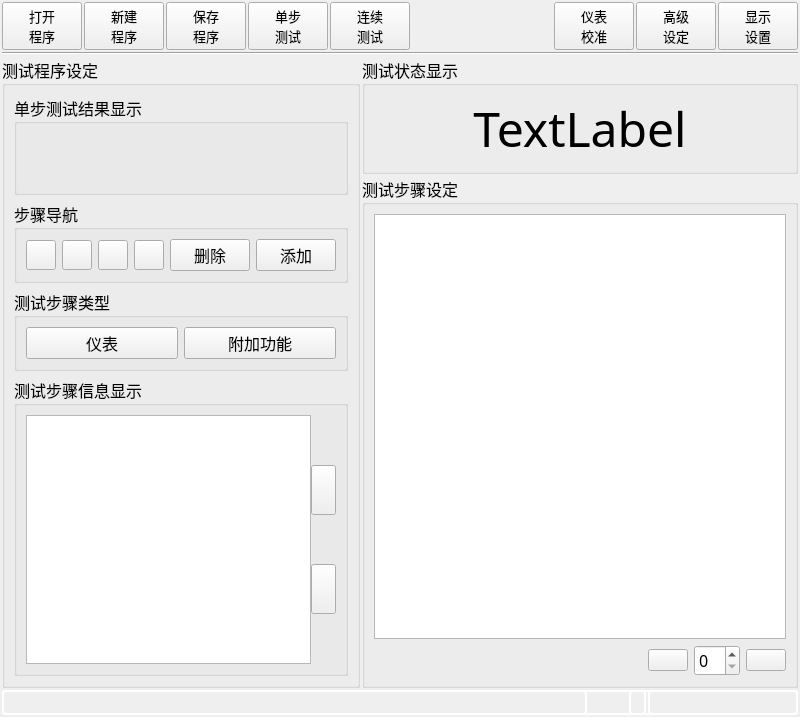
caicaiking/WKEFactoryView2014, file MeterMode/clsMeterMode.ui: the form before one commit.
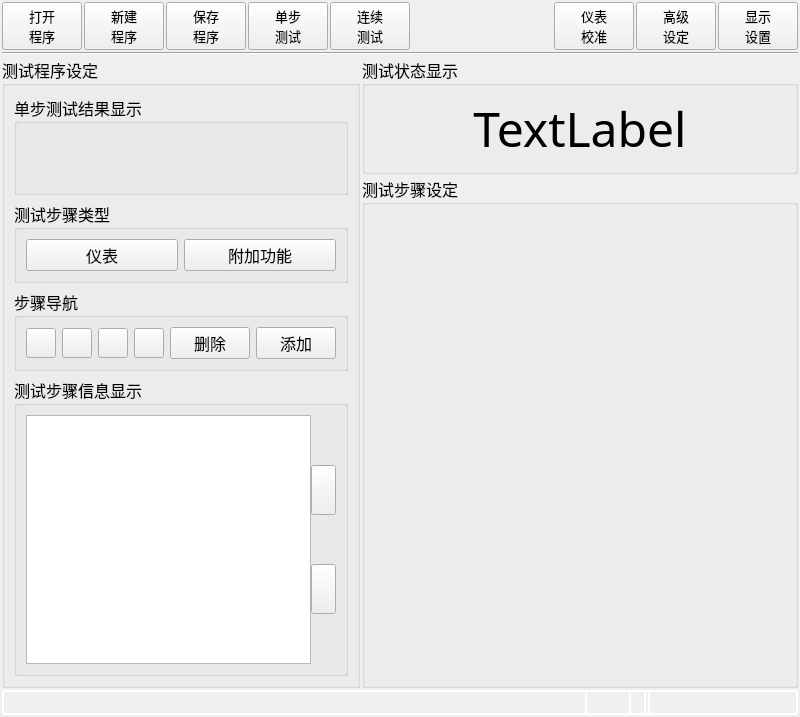
The form after the commit. Icons and pictures are not drawn. Custom widgets are drawn as their Qt base class.

Commit message: 修改了Meter Mode的显示

```diff
--- a/MeterMode/clsMeterMode.ui
+++ b/MeterMode/clsMeterMode.ui
@@ -430,6 +430,59 @@
            </layout>
           </widget>
          </item>
+         <item>
+          <widget class="QGroupBox" name="groupBox_6">
+           <property name="font">
+            <font>
+             <family>楷体</family>
+             <pointsize>12</pointsize>
+            </font>
+           </property>
+           <property name="title">
+            <string>测试步骤类型</string>
+           </property>
+           <layout class="QHBoxLayout" name="horizontalLayout_5">
+            <item>
+             <widget class="QPushButton" name="btnMeter">
+              <property name="minimumSize">
+               <size>
+                <width>0</width>
+                <height>30</height>
+               </size>
+              </property>
+              <property name="font">
+               <font>
+                <family>楷体</family>
+                <pointsize>12</pointsize>
+               </font>
+              </property>
+              <property name="text">
+               <string>仪表</string>
+              </property>
+             </widget>
+            </item>
+            <item>
+             <widget class="QPushButton" name="btnAddtionFunction">
+              <property name="minimumSize">
+               <size>
+                <width>0</width>
+                <height>30</height>
+               </size>
+              </property>
+              <property name="font">
+               <font>
+                <family>楷体</family>
+                <pointsize>12</pointsize>
+               </font>
+              </property>
+              <property name="text">
+               <string>附加功能</string>
+              </property>
+             </widget>
+            </item>
+           </layout>
+          </widget>
+         </item>
          <item>
           <widget class="QGroupBox" name="groupBox_2">
            <property name="font">
@@ -647,59 +700,6 @@
            </layout>
           </widget>
          </item>
-         <item>
-          <widget class="QGroupBox" name="groupBox_6">
-           <property name="font">
-            <font>
-             <family>楷体</family>
-             <pointsize>12</pointsize>
-            </font>
-           </property>
-           <property name="title">
-            <string>测试步骤类型</string>
-           </property>
-           <layout class="QHBoxLayout" name="horizontalLayout_5">
-            <item>
-             <widget class="QPushButton" name="btnMeter">
-              <property name="minimumSize">
-               <size>
-                <width>0</width>
-                <height>30</height>
-               </size>
-              </property>
-              <property name="font">
-               <font>
-                <family>楷体</family>
-                <pointsize>12</pointsize>
-               </font>
-              </property>
-              <property name="text">
-               <string>仪表</string>
-              </property>
-             </widget>
-            </item>
-            <item>
-             <widget class="QPushButton" name="btnAddtionFunction">
-              <property name="minimumSize">
-               <size>
-                <width>0</width>
-                <height>30</height>
-               </size>
-              </property>
-              <property name="font">
-               <font>
-                <family>楷体</family>
-                <pointsize>12</pointsize>
-               </font>
-              </property>
-              <property name="text">
-               <string>附加功能</string>
-              </property>
-             </widget>
-            </item>
-           </layout>
-          </widget>
-         </item>
          <item>
           <widget class="QGroupBox" name="groupBox_5">
            <property name="font">
@@ -950,10 +950,31 @@
               </font>
              </property>
              <property name="currentIndex">
-              <number>1</number>
+              <number>0</number>
              </property>
-             <widget class="QWidget" name="stackedWidget_2Page1"/>
-             <widget class="QWidget" name="page">
+             <widget class="QWidget" name="skPageMeter">
+              <layout class="QVBoxLayout" name="verticalLayout_9">
+               <property name="spacing">
+                <number>1</number>
+               </property>
+               <property name="leftMargin">
+                <number>1</number>
+               </property>
+               <property name="topMargin">
+                <number>1</number>
+               </property>
+               <property name="rightMargin">
+                <number>1</number>
+               </property>
+               <property name="bottomMargin">
+                <number>1</number>
+               </property>
+               <item>
+                <widget class="QWidget" name="wdgStep" native="true"/>
+               </item>
+              </layout>
+             </widget>
+             <widget class="QWidget" name="skPageTest">
               <layout class="QVBoxLayout" name="verticalLayout_8">
                <item>
                 <widget class="QTableWidget" name="tableWidget_2"/>
```
Left out of the diff: 6 changed lines with no effect on the pictures. The commit also changes 14 other files.
